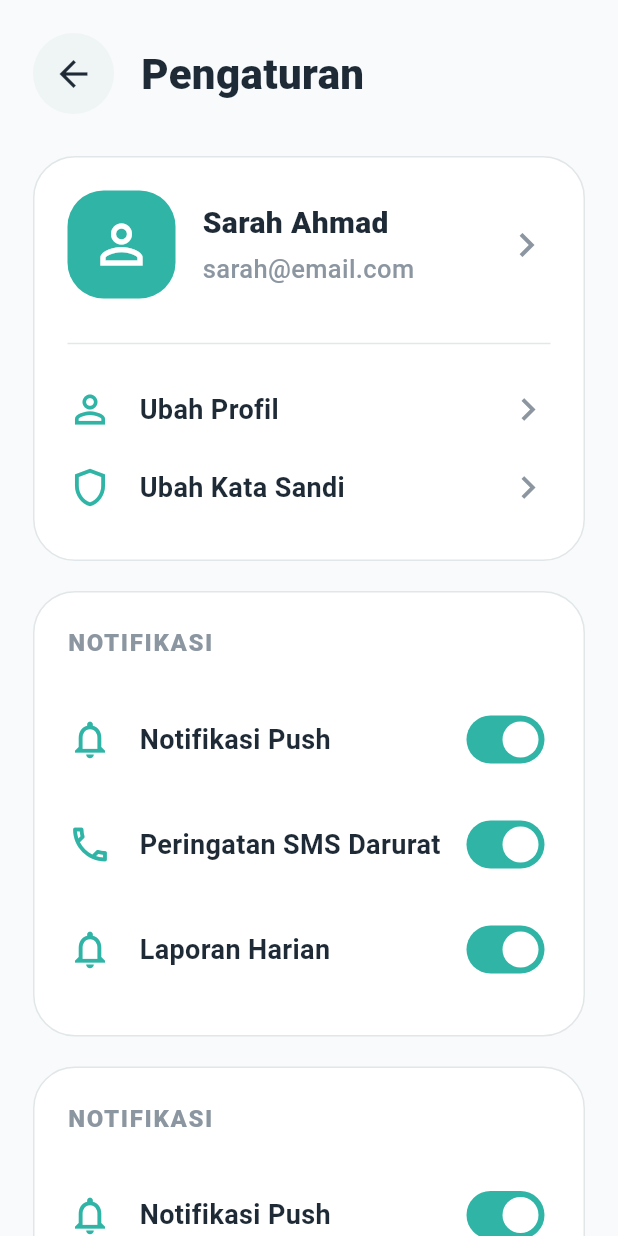
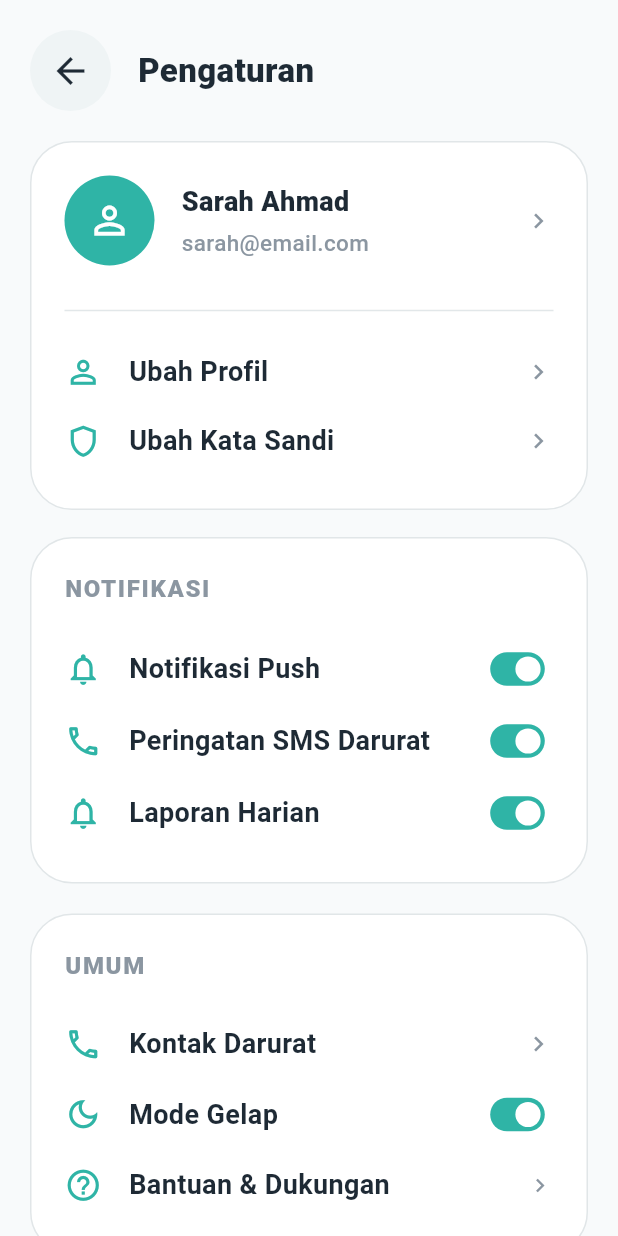
Before and after one commit to Aulirma/smart_sandal, a Flutter app: the PengaturanPage screen opened directly with empty values, on a phone screen of 412 x 824 dp. Run offline on Flutter 3.47's test engine with Material 3 defaults, Android fonts, the light colour scheme and no system bars.

Commit message:
revisi pengaturan

```diff
--- a/lib/pages/pengaturan_page.dart
+++ b/lib/pages/pengaturan_page.dart
@@ -12,9 +12,6 @@ class _PengaturanPageState extends State<PengaturanPage> {
   bool pushNotif = true;
   bool smsDarurat = true;
   bool laporanHarian = true;
-  bool pushNotif2 = true;
-  bool smsDarurat2 = true;
-  bool laporanHarian2 = true;
   bool modeGelap = true;
 
   static const Color teal = Color(0xFF2FB4A6);
@@ -28,14 +25,14 @@ class _PengaturanPageState extends State<PengaturanPage> {
       backgroundColor: bgColor,
       body: SafeArea(
         child: SingleChildScrollView(
-          padding: const EdgeInsets.fromLTRB(22, 22, 22, 28),
+          padding: const EdgeInsets.fromLTRB(20, 20, 20, 20),
           child: Column(
             crossAxisAlignment: CrossAxisAlignment.start,
             children: [
               _buildHeader(context),
-              const SizedBox(height: 28),
+              const SizedBox(height: 20),
               _buildProfileCard(),
-              const SizedBox(height: 20),
+              const SizedBox(height: 18),
               _buildNotificationCard(
                 pushValue: pushNotif,
                 smsValue: smsDarurat,
@@ -45,17 +42,8 @@ class _PengaturanPageState extends State<PengaturanPage> {
                 onReportChanged: (value) => setState(() => laporanHarian = value),
               ),
               const SizedBox(height: 20),
-              _buildNotificationCard(
-                pushValue: pushNotif2,
-                smsValue: smsDarurat2,
-                reportValue: laporanHarian2,
-                onPushChanged: (value) => setState(() => pushNotif2 = value),
-                onSmsChanged: (value) => setState(() => smsDarurat2 = value),
-                onReportChanged: (value) => setState(() => laporanHarian2 = value),
-              ),
-              const SizedBox(height: 20),
               _buildGeneralCard(),
-              const SizedBox(height: 22),
+              const SizedBox(height: 18),
               _buildLogoutButton(),
             ],
           ),
@@ -89,7 +77,7 @@ class _PengaturanPageState extends State<PengaturanPage> {
           'Pengaturan',
           style: TextStyle(
             color: darkText,
-            fontSize: 28,
+            fontSize: 22,
             fontWeight: FontWeight.w800,
           ),
         ),
@@ -104,16 +92,16 @@ class _PengaturanPageState extends State<PengaturanPage> {
           Row(
             children: [
               Container(
-                width: 72,
-                height: 72,
+                width: 60,
+                height: 60,
                 decoration: BoxDecoration(
                   color: teal,
-                  borderRadius: BorderRadius.circular(24),
+                  borderRadius: BorderRadius.circular(30),
                 ),
                 child: const Icon(
                   Icons.person_outline,
                   color: Colors.white,
-                  size: 42,
+                  size: 30,
                 ),
               ),
               const SizedBox(width: 18),
@@ -125,7 +113,7 @@ class _PengaturanPageState extends State<PengaturanPage> {
                       'Sarah Ahmad',
                       style: TextStyle(
                         color: darkText,
-                        fontSize: 20,
+                        fontSize: 18,
                         fontWeight: FontWeight.w800,
                       ),
                     ),
@@ -134,14 +122,14 @@ class _PengaturanPageState extends State<PengaturanPage> {
                       'sarah@email.com',
                       style: TextStyle(
                         color: grayText,
-                        fontSize: 17,
+                        fontSize: 15,
                         fontWeight: FontWeight.w500,
                       ),
                     ),
                   ],
                 ),
               ),
-              const Icon(Icons.chevron_right, color: grayText, size: 32),
+              const Icon(Icons.chevron_right, color: grayText, size: 20),
             ],
           ),
           const SizedBox(height: 22),
@@ -150,12 +138,12 @@ class _PengaturanPageState extends State<PengaturanPage> {
           _menuTile(
             icon: Icons.person_outline,
             title: 'Ubah Profil',
-            trailing: const Icon(Icons.chevron_right, color: grayText, size: 30),
+            trailing: const Icon(Icons.chevron_right, color: grayText, size: 20),
           ),
           _menuTile(
             icon: Icons.shield_outlined,
             title: 'Ubah Kata Sandi',
-            trailing: const Icon(Icons.chevron_right, color: grayText, size: 30),
+            trailing: const Icon(Icons.chevron_right, color: grayText, size: 20),
           ),
         ],
       ),
@@ -222,7 +210,7 @@ class _PengaturanPageState extends State<PengaturanPage> {
           _menuTile(
             icon: Icons.phone_outlined,
             title: 'Kontak Darurat',
-            trailing: const Icon(Icons.chevron_right, color: grayText, size: 30),
+            trailing: const Icon(Icons.chevron_right, color: grayText, size: 20),
           ),
           _menuTile(
             icon: Icons.dark_mode_outlined,
@@ -234,7 +222,7 @@ class _PengaturanPageState extends State<PengaturanPage> {
           _menuTile(
             icon: Icons.help_outline,
             title: 'Bantuan & Dukungan',
-            trailing: const Icon(Icons.chevron_right, color: grayText, size: 30),
+            trailing: const Icon(Icons.chevron_right, color: grayText, size: 18),
           ),
         ],
       ),
@@ -286,10 +274,10 @@ class _PengaturanPageState extends State<PengaturanPage> {
     required Widget trailing,
   }) {
     return Padding(
-      padding: const EdgeInsets.symmetric(vertical: 11),
+      padding: const EdgeInsets.symmetric(vertical: 10),
       child: Row(
         children: [
-          Icon(icon, color: teal, size: 30),
+          Icon(icon, color: teal, size: 25),
           const SizedBox(width: 18),
           Expanded(
             child: Text(
@@ -308,13 +296,21 @@ class _PengaturanPageState extends State<PengaturanPage> {
   }
 
   Widget _switch(bool value, ValueChanged<bool> onChanged) {
-    return Switch(
+    return SizedBox(
+      width: 48,
+      height: 28,
+      child: Transform.scale(
+        scale: 0.7,
+        child: Switch(
           value: value,
           onChanged: onChanged,
+          materialTapTargetSize: MaterialTapTargetSize.shrinkWrap,
           activeThumbColor: Colors.white,
           activeTrackColor: teal,
           inactiveThumbColor: Colors.white,
           inactiveTrackColor: const Color(0xFFD4DDE0),
+        ),
+      ),
     );
   }
 }
```
Lines whose indentation alone changed are shown as unchanged.
